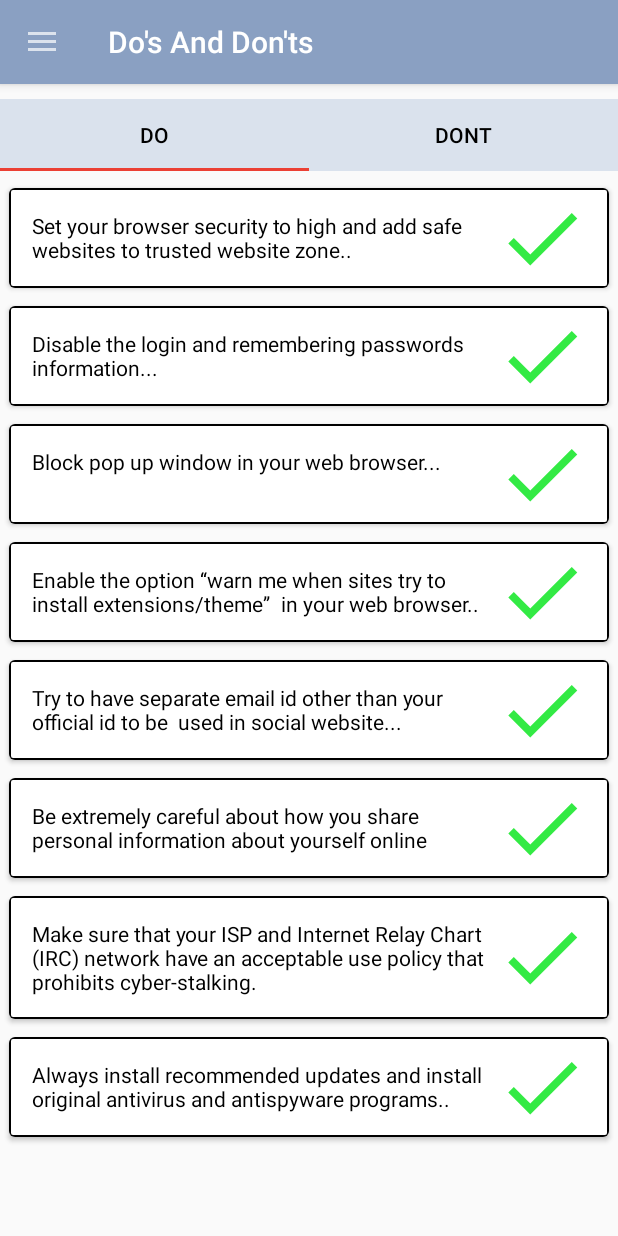
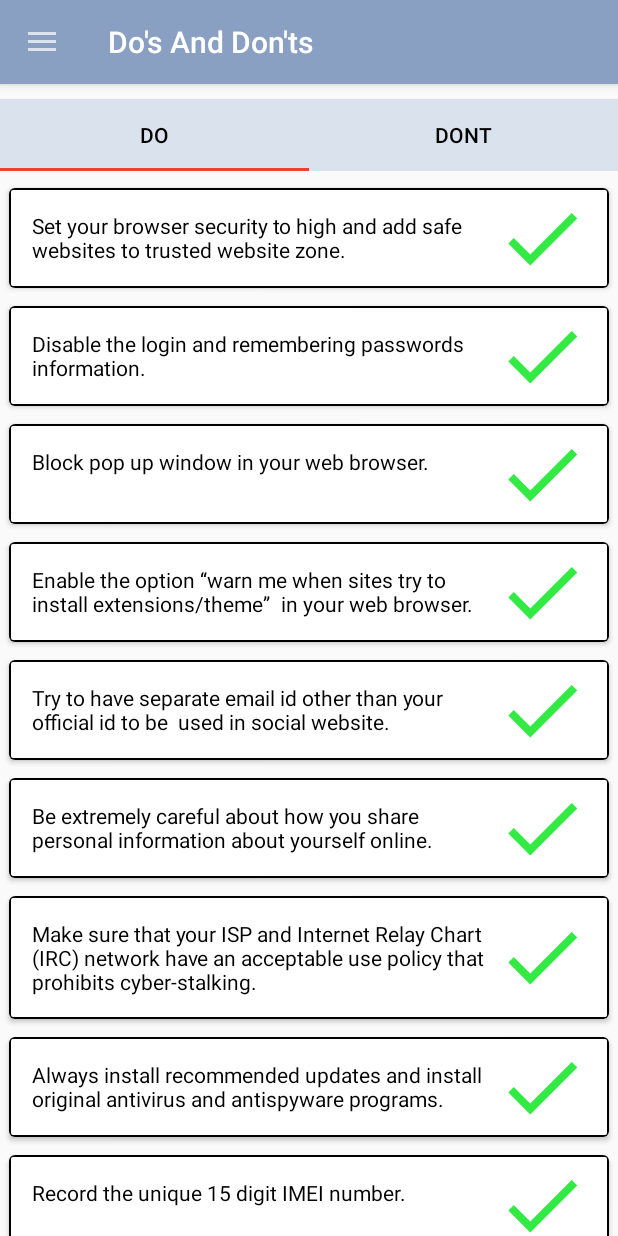
Before and after one commit to Pranavjain23/CyberSecurity, an Android app: the screen it shows after launch (MainActivity), in the side drawer, after a tap on "Do's and Don'ts", on a phone screen of 412 x 824 dp. Run offline under Robolectric (Android 15) with nearby library versions, the phone set to English and light mode, and no system bars.

```diff
--- a/app/src/main/java/com/csao/cybersecurity/fragment/DoFragment.kt
+++ b/app/src/main/java/com/csao/cybersecurity/fragment/DoFragment.kt
@@ -20,14 +20,17 @@ class DoFragment : Fragment() {
 
     val dosAndDontInfoList = arrayListOf<DosAndDont>(
 
-        DosAndDont("Set your browser security to high and add safe websites to trusted website zone..", R.drawable.dos),
-        DosAndDont("Disable the login and remembering passwords information...", R.drawable.dos),
-        DosAndDont("Block pop up window in your web browser...", R.drawable.dos),
-        DosAndDont( "Enable the option “warn me when sites try to install extensions/theme”  in your web browser..",R.drawable.dos),
-        DosAndDont("Try to have separate email id other than your official id to be  used in social website...", R.drawable.dos),
-        DosAndDont( "Be extremely careful about how you share personal information about yourself online", R.drawable.dos),
+        DosAndDont("Set your browser security to high and add safe websites to trusted website zone.", R.drawable.dos),
+        DosAndDont("Disable the login and remembering passwords information.", R.drawable.dos),
+        DosAndDont("Block pop up window in your web browser.", R.drawable.dos),
+        DosAndDont( "Enable the option “warn me when sites try to install extensions/theme”  in your web browser.",R.drawable.dos),
+        DosAndDont("Try to have separate email id other than your official id to be  used in social website.", R.drawable.dos),
+        DosAndDont( "Be extremely careful about how you share personal information about yourself online.", R.drawable.dos),
         DosAndDont("Make sure that your ISP and Internet Relay Chart (IRC) network have an acceptable use policy that prohibits cyber-stalking.", R.drawable.dos),
-        DosAndDont("Always install recommended updates and install original antivirus and antispyware programs..", R.drawable.dos)
+        DosAndDont("Always install recommended updates and install original antivirus and antispyware programs.", R.drawable.dos),
+        DosAndDont("Record the unique 15 digit IMEI number.",R.drawable.dos),
+        DosAndDont("Use auto lock to automatically lock the phone or keypad lock protected by passcode/security patterns to restrict access to your mobile phone.",R.drawable.dos),
+        DosAndDont("Report lost or stolen devices immediately to the nearest Police Station and concerned service provider.",R.drawable.dos)
     )
     lateinit var recyclerAdapter: DosDontRecyclerAdapter
     override fun onCreateView(
--- a/app/src/main/java/com/csao/cybersecurity/fragment/DontFragment.kt
+++ b/app/src/main/java/com/csao/cybersecurity/fragment/DontFragment.kt
@@ -22,13 +22,15 @@ class DontFragment : Fragment() {
 
     val dosAndDontInfoList = arrayListOf<DosAndDont>(
 
-        DosAndDont("Don't delete harmful communications (emails, chat logs, posts etc). These may help provide vital information about the identity of the person behind these..", R.drawable.dont),
-        DosAndDont( "Do not open e-mail attachments from strangers, regardless of how enticing the subject line or attachment may be..", R.drawable.dont),
+        DosAndDont("Don't delete harmful communications (emails, chat logs, posts etc). These may help provide vital information about the identity of the person behind these.", R.drawable.dont),
+        DosAndDont( "Do not open e-mail attachments from strangers, regardless of how enticing the subject line or attachment may be.", R.drawable.dont),
         DosAndDont( "Do not give your password to anybody. Somebody who is malicious can cause great harm to you and your reputation. It is like leaving your house open for a stranger and walking away.", R.drawable.dont),
         DosAndDont("Do not copy a program that is copyrighted on the net. It is illegal.", R.drawable.dont),
-        DosAndDont("When talking to somebody new on the net, do not give away personal information-like numbers of the credit card used by your parents, your home addresses/ phone numbers and such other personal information...", R.drawable.dont),
-        DosAndDont("Do not open e-mail attachments from strangers, regardless of how enticing the subject line or attachment may be...", R.drawable.dont)
-
+        DosAndDont("When talking to somebody new on the net, do not give away personal information-like numbers of the credit card used by your parents, your home addresses/ phone numbers and such other personal information.", R.drawable.dont),
+        DosAndDont("Do not open e-mail attachments from strangers, regardless of how enticing the subject line or attachment may be", R.drawable.dont),
+        DosAndDont("Never leave your mobile device unattended.",R.drawable.dont),
+        DosAndDont("Never keep sensitive information like user names/passwords on your devices.",R.drawable.dont),
+        DosAndDont("Never connect to unknown networks or untrusted networks.",R.drawable.dont)
     )
     lateinit var recyclerAdapter: DosDontRecyclerAdapter
     override fun onCreateView(
```
Also changed, not shown: app/src/main/java/com/csao/cybersecurity/fragment/Expert2ChandniAggFragment.kt (added, +29 -0 lines), app/src/main/java/com/csao/cybersecurity/fragment/ExpertsPanelFragment.kt (+12 -0 lines), app/src/main/res/layout/activity_splash.xml (+12 -2 lines), app/src/main/res/layout/fragment_expert2_chandni_agg.xml (added, +153 -0 lines), app/src/main/res/layout/fragment_experts_panel.xml (+5 -5 lines), app/src/main/res/values/strings.xml (+11 -1 lines), app/src/main/res/drawable/chandniagg.png (added).
